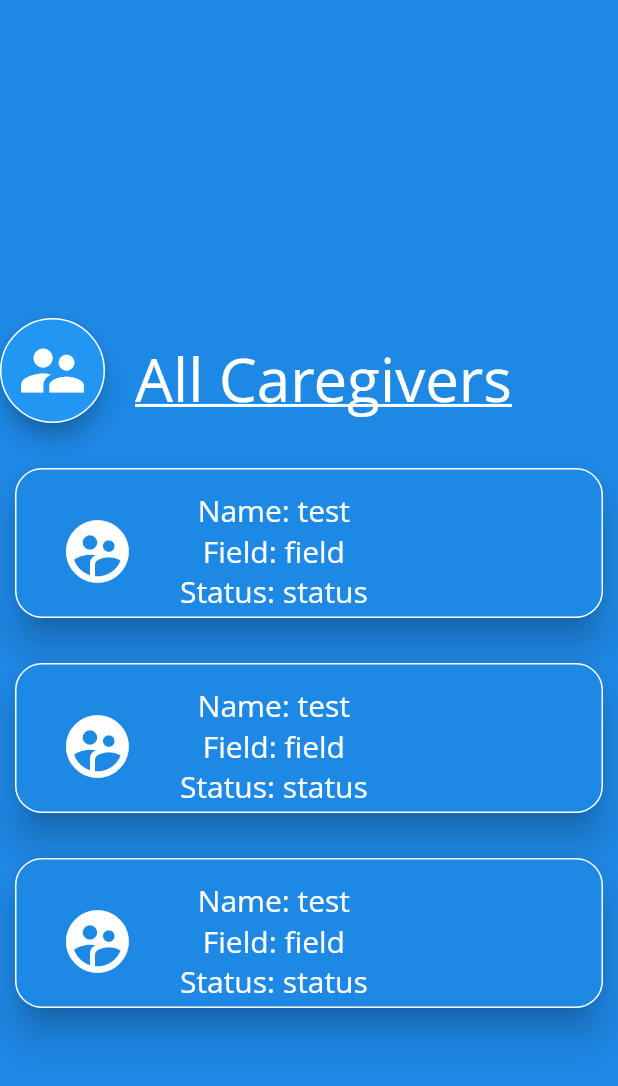
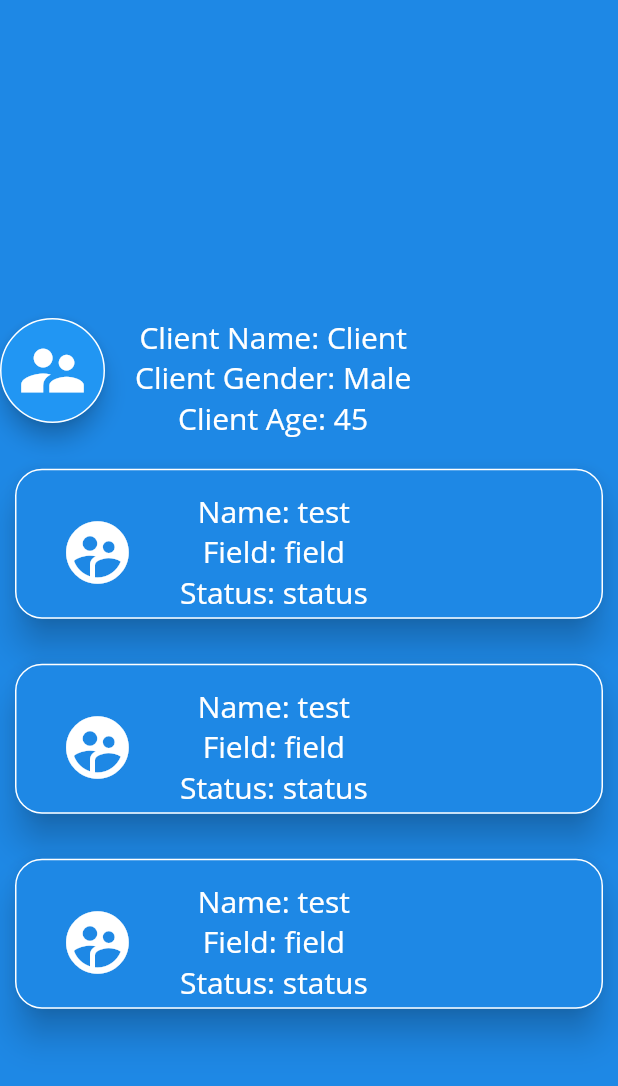
Before and after one commit to cfg2020apac/team-7, a Flutter app: the CaregiverList screen opened directly, on a phone screen of 412 x 824 dp. Shown: the top 1086 px of the screen. Run offline on Flutter 3.47's test engine with Material 2 defaults, Android fonts, the phone set to English and light mode, and no system bars; Roboto replaces fonts that are missing (Open Sans).

Commit message:
Added hardcoded client information

```diff
--- a/lib/views/caregiverList.dart
+++ b/lib/views/caregiverList.dart
@@ -17,11 +17,26 @@ class CaregiverList extends StatelessWidget {
                 children: <Widget>[
                   Button.getProfileButton(context),
                   SizedBox(width: 10),
-                  Text("All Caregivers",
-                      style: TextStyle(
-                        fontSize: 40,
-                        decoration: TextDecoration.underline,
-                      )),
+                  Column(children: [
+                    Row(children: <Widget>[
+                      Text("Client Name: Client",
+                        style: TextStyle(
+                          fontSize: 20,
+                          )),
+                    ],),
+                    Row(children: <Widget>[
+                      Text("Client Gender: Male",
+                        style: TextStyle(
+                          fontSize: 20,
+                        )),
+                    ],),
+                    Row(children: <Widget>[
+                      Text("Client Age: 45",
+                        style: TextStyle(
+                          fontSize: 20,
+                        )),
+                    ],)
+                  ],)
                 ],
               ),
               // care giver card
```
